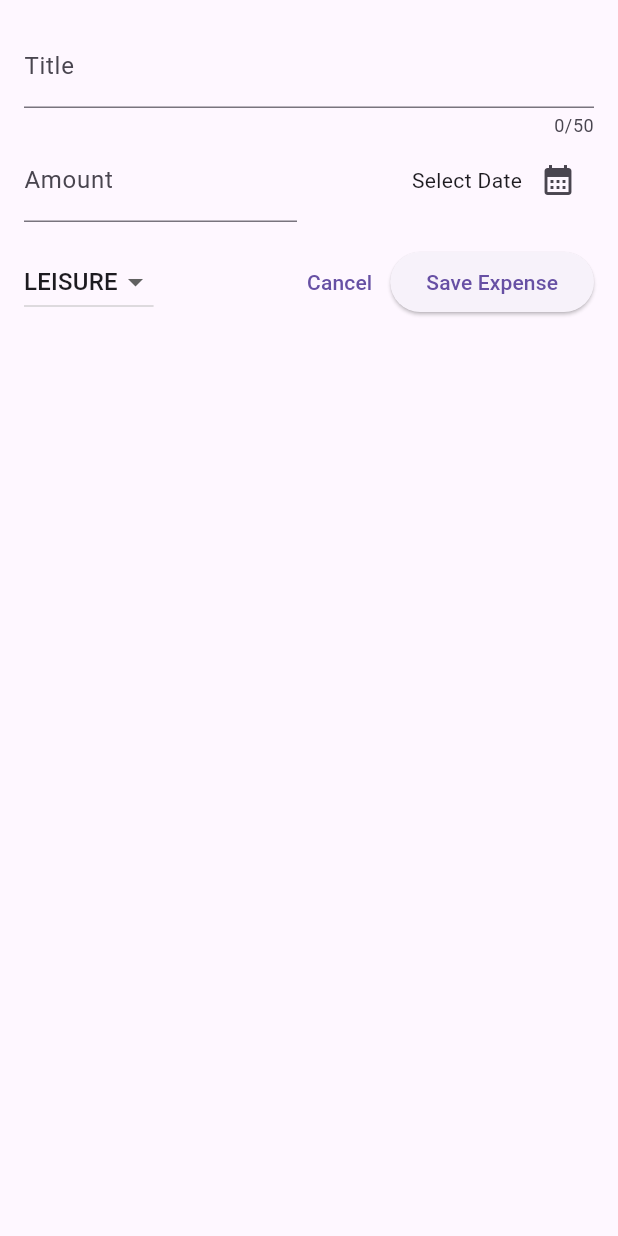
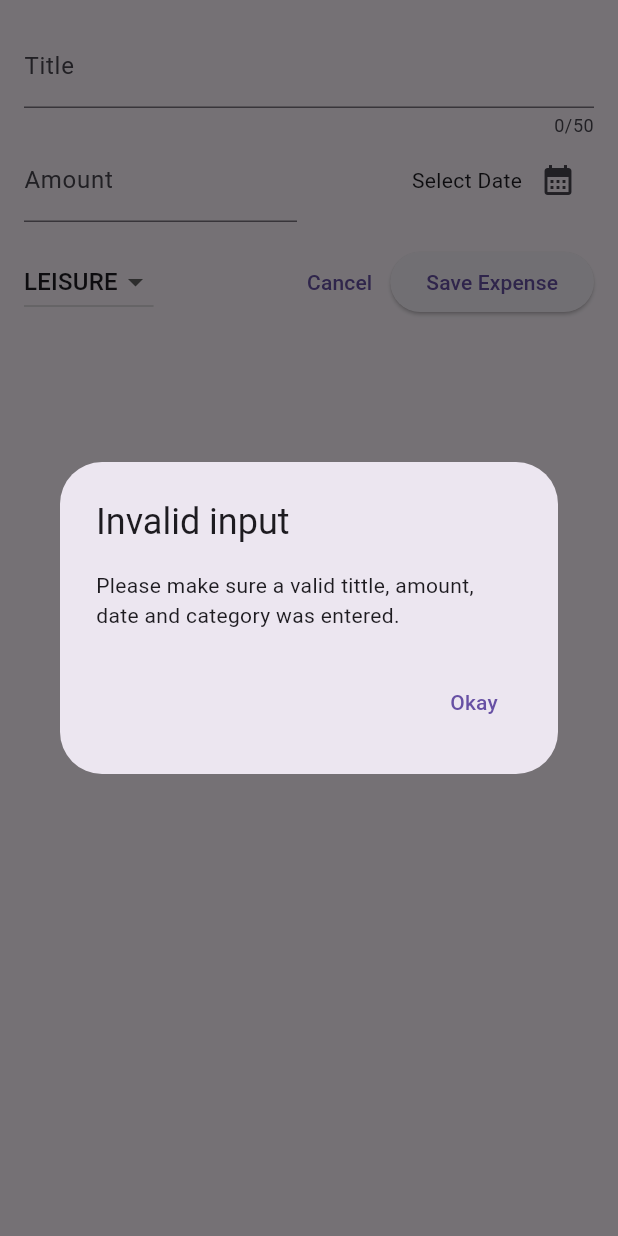
Before and after one commit to IRSAGE/Flutter-Expense-Tracker, a Flutter app: the NewExpense widget shown alone on an empty page, opened directly, after a tap on "Save Expense", on a phone screen of 412 x 824 dp. Run offline on Flutter 3.47's test engine with Material 3 defaults, Android fonts, the phone set to English and light mode, and no system bars.

Commit message:
Validating User Input & Showing an Error Dialog

```diff
--- a/lib/widgets/new_expense.dart
+++ b/lib/widgets/new_expense.dart
@@ -30,7 +30,30 @@ class _NewExpenseState extends State<NewExpense> {
     });
   }
 
-  void _submitExpenseData() {}
+  void _submitExpenseData() {
+    final enteredAmount = double.tryParse(_amountController.text);
+    final amountIsInvalid = enteredAmount == null || enteredAmount <= 0;
+    if (_titleController.text.trim().isEmpty ||
+        amountIsInvalid ||
+        _selectedDate == null) {
+      showDialog(
+        context: context,
+        builder: (ctx) => AlertDialog(
+          title: const Text("Invalid input"),
+          content: const Text(
+              "Please make sure a valid tittle, amount, date and category was entered."),
+          actions: [
+            TextButton(
+                onPressed: () {
+                  Navigator.pop(ctx);
+                },
+                child: const Text("Okay"))
+          ],
+        ),
+      );
+      return;
+    }
+  }
 
   @override
   void dispose() {
```
